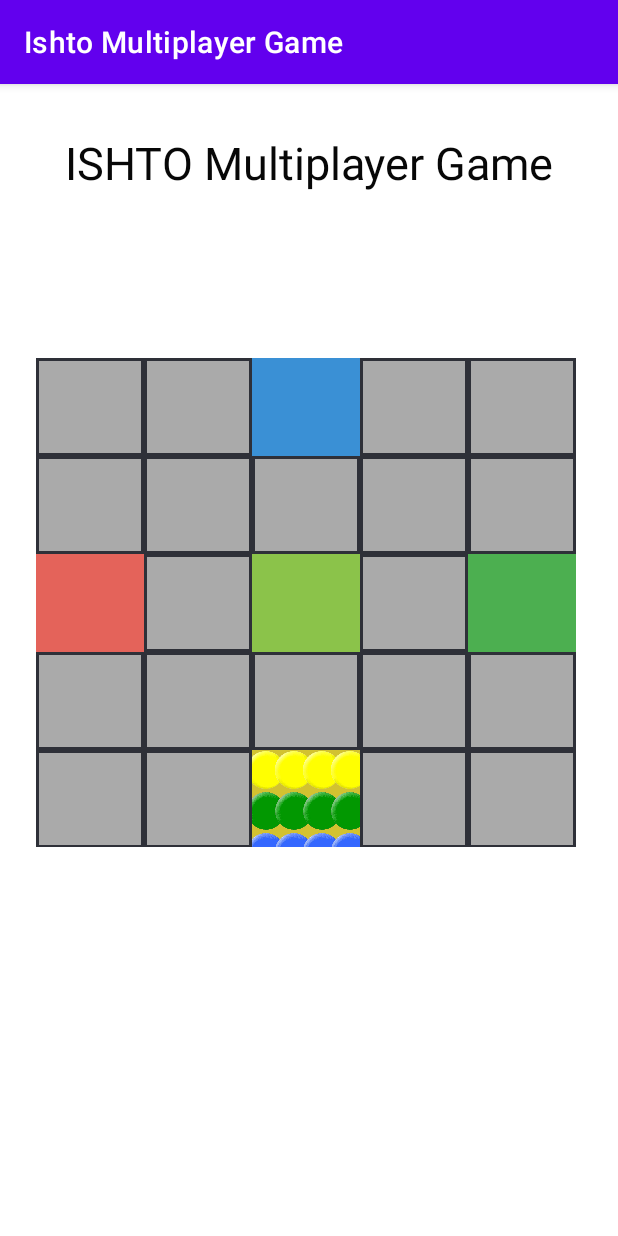
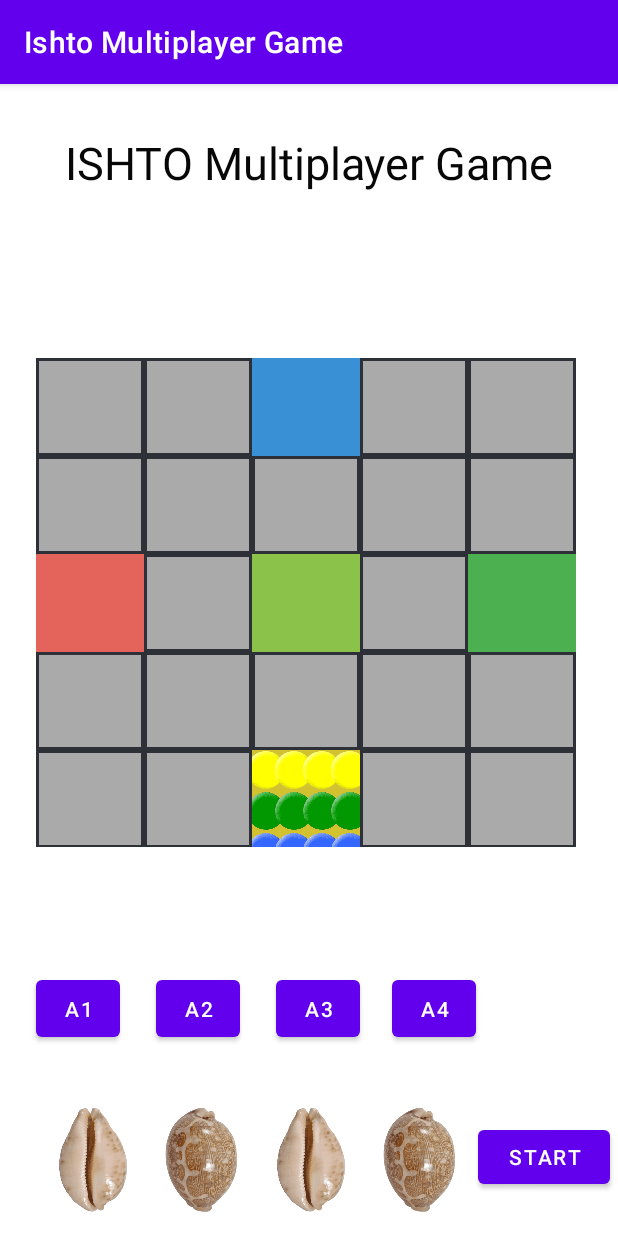
Before and after one commit to MayanKanakiya/ISTO_Multiplayer_Game, an Android app: the screen it shows after launch (MainActivity), on a phone screen of 412 x 824 dp. Run offline under Robolectric (Android 15) with nearby library versions, the phone set to English and light mode, and no system bars.

Commit message:
13-04-2024
Design complete.
1. Add 4 random image with start button.
2. Also add 4 player paws button.

```diff
--- a/app/src/main/res/layout/activity_main.xml
+++ b/app/src/main/res/layout/activity_main.xml
@@ -383,10 +383,7 @@
         android:id="@+id/getUname"
         android:layout_width="141dp"
         android:layout_height="28dp"
-        android:layout_marginStart="250dp"
-        android:layout_marginTop="31dp"
-        android:layout_marginEnd="20dp"
-        android:layout_marginBottom="188dp"
+        android:layout_marginBottom="204dp"
         android:backgroundTint="@color/black"
         android:text="Username"
         android:textAlignment="center"
@@ -397,5 +394,97 @@
         app:layout_constraintStart_toStartOf="parent"
         app:layout_constraintTop_toBottomOf="@+id/linearLayout" />
 
+    <ImageView
+        android:id="@+id/imageView"
+        android:layout_width="67dp"
+        android:layout_height="70dp"
+        android:layout_marginStart="28dp"
+        android:layout_marginBottom="16dp"
+        app:layout_constraintBottom_toBottomOf="parent"
+        app:layout_constraintStart_toStartOf="parent"
+        app:srcCompat="@drawable/front1" />
+
+    <ImageView
+        android:id="@+id/imageView2"
+        android:layout_width="67dp"
+        android:layout_height="70dp"
+        android:layout_marginStart="5dp"
+        android:layout_marginBottom="16dp"
+        app:layout_constraintBottom_toBottomOf="parent"
+        app:layout_constraintStart_toEndOf="@+id/imageView"
+        app:srcCompat="@drawable/back4" />
+
+    <ImageView
+        android:id="@+id/imageView3"
+        android:layout_width="67dp"
+        android:layout_height="70dp"
+        android:layout_marginStart="5dp"
+        android:layout_marginBottom="16dp"
+        app:layout_constraintBottom_toBottomOf="parent"
+        app:layout_constraintStart_toEndOf="@+id/imageView2"
+        app:srcCompat="@drawable/front4" />
+
+    <ImageView
+        android:id="@+id/imageView4"
+        android:layout_width="67dp"
+        android:layout_height="70dp"
+        android:layout_marginStart="5dp"
+        android:layout_marginBottom="16dp"
+        app:layout_constraintBottom_toBottomOf="parent"
+        app:layout_constraintStart_toEndOf="@+id/imageView3"
+        app:srcCompat="@drawable/back3" />
+
+    <Button
+        android:id="@+id/startBtn"
+        android:layout_width="wrap_content"
+        android:layout_height="wrap_content"
+        android:text="Start"
+        app:layout_constraintBottom_toBottomOf="parent"
+        app:layout_constraintEnd_toEndOf="parent"
+        app:layout_constraintStart_toEndOf="@+id/imageView4"
+        app:layout_constraintTop_toBottomOf="@+id/A4Btn"
+        app:layout_constraintVertical_bias="0.635" />
+
+    <Button
+        android:id="@+id/A1Btn"
+        android:layout_width="56dp"
+        android:layout_height="50dp"
+        android:layout_marginStart="24dp"
+        android:text="A1"
+        app:layout_constraintBottom_toTopOf="@+id/imageView"
+        app:layout_constraintStart_toStartOf="parent"
+        app:layout_constraintTop_toBottomOf="@+id/getUname" />
+
+    <Button
+        android:id="@+id/A2Btn"
+        android:layout_width="56dp"
+        android:layout_height="50dp"
+        android:layout_marginStart="24dp"
+        android:text="A2"
+        app:layout_constraintBottom_toTopOf="@+id/imageView2"
+        app:layout_constraintStart_toEndOf="@+id/A1Btn"
+        app:layout_constraintTop_toBottomOf="@+id/getUname" />
+
+    <Button
+        android:id="@+id/A3Btn"
+        android:layout_width="56dp"
+        android:layout_height="50dp"
+        android:layout_marginStart="24dp"
+        android:text="A3"
+        app:layout_constraintBottom_toTopOf="@+id/imageView3"
+        app:layout_constraintStart_toEndOf="@+id/A2Btn"
+        app:layout_constraintTop_toBottomOf="@+id/getUname" />
+
+    <Button
+        android:id="@+id/A4Btn"
+        android:layout_width="56dp"
+        android:layout_height="50dp"
+        android:text="A4"
+        app:layout_constraintBottom_toTopOf="@+id/imageView4"
+        app:layout_constraintEnd_toEndOf="parent"
+        app:layout_constraintHorizontal_bias="0.182"
+        app:layout_constraintStart_toEndOf="@+id/A3Btn"
+        app:layout_constraintTop_toBottomOf="@+id/getUname" />
+
     <!--Main horizontal linear layout code end here -->
 </androidx.constraintlayout.widget.ConstraintLayout>
```
Also changed, not shown: app/src/main/res/drawable-v24/back1.png (added), app/src/main/res/drawable-v24/back2.png (added), app/src/main/res/drawable-v24/back3.png (added), app/src/main/res/drawable-v24/back4.png (added), app/src/main/res/drawable-v24/front1.png (added), app/src/main/res/drawable-v24/front2.png (added), app/src/main/res/drawable-v24/front3.png (added), app/src/main/res/drawable-v24/front4.png (added), app/src/main/res/drawable/back1.png (added), app/src/main/res/drawable/back2.png (added), app/src/main/res/drawable/back3.png (added), app/src/main/res/drawable/back4.png (added), app/src/main/res/drawable/front1.png (added), app/src/main/res/drawable/front2.png (added), 2 more files.
